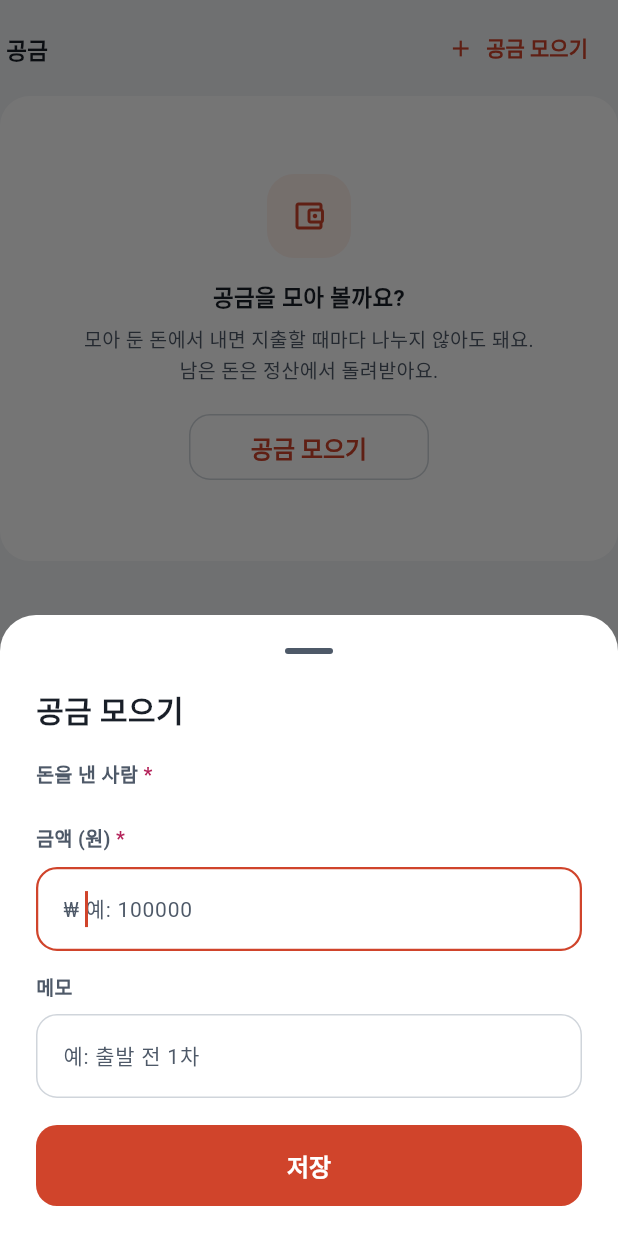
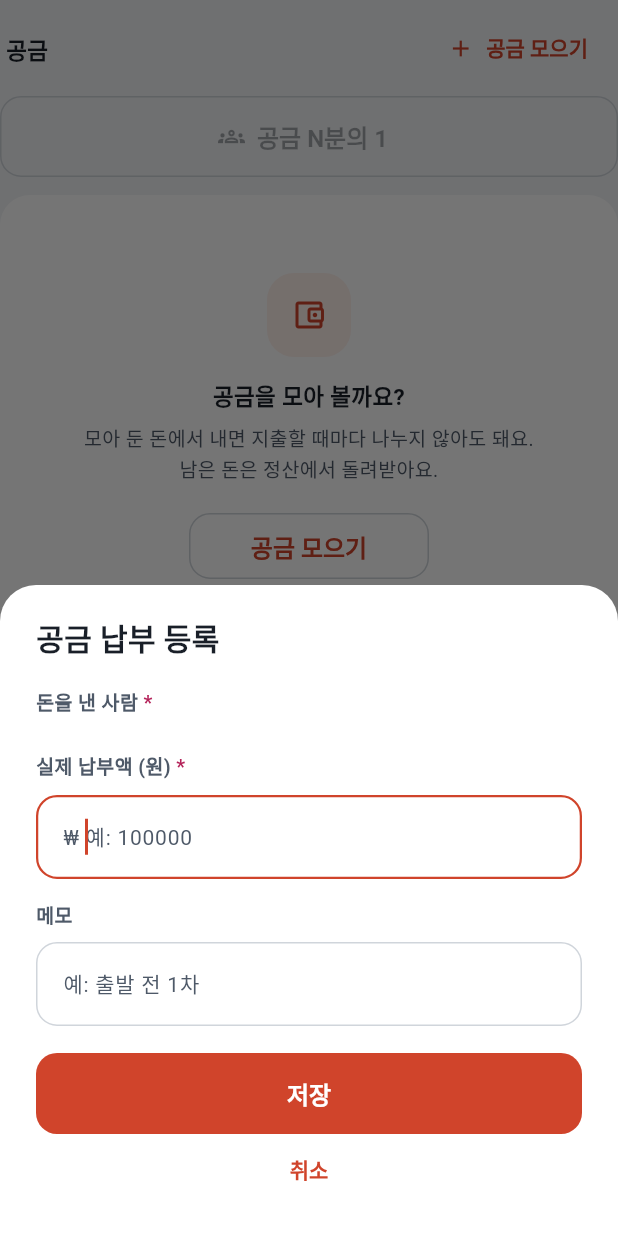
Before and after one commit to sasiljangnan2/Backpack_Crop, a Flutter app: the FundSection widget shown alone on an empty page, opened directly with empty values, after a tap on "공금 모으기", on a phone screen of 412 x 824 dp. Run offline on Flutter 3.47's test engine with Material 3 defaults, Android fonts, the phone set to English and light mode, and no system bars; our stand-ins replace camera, firebase_core, firebase_messaging, flutter_map, flutter_secure_storage, geolocator and 4 more; missing offline and left inert: google_mlkit_text_recognition; accounts and stored records are empty; network calls fail; Roboto replaces fonts that are missing (Pretendard).

Commit message:
feat: 공금 목표액 N분의 1과 납부 등록 추가

```diff
--- a/lib/features/expense/presentation/expense_form_screen.dart
+++ b/lib/features/expense/presentation/expense_form_screen.dart
@@ -1060,7 +1060,7 @@ class _ExpenseFormScreenState extends State<ExpenseFormScreen> {
         const SizedBox(height: 12),
         SegmentedButton<SplitMethod>(
           segments: const [
-            ButtonSegment(value: SplitMethod.equal, label: Text('균등')),
+            ButtonSegment(value: SplitMethod.equal, label: Text('N분의 1')),
             ButtonSegment(value: SplitMethod.item, label: Text('항목별')),
             ButtonSegment(value: SplitMethod.custom, label: Text('개별 금액')),
           ],
--- /dev/null
+++ b/lib/features/settlement/presentation/fund_contribution_sheet.dart
@@ -0,0 +1,236 @@
+import 'package:flutter/material.dart';
+import 'package:flutter/services.dart';
+
+import '../../../core/app_services.dart';
+import '../../../core/theme/app_colors.dart';
+import '../../../core/widgets/common.dart';
+import '../../trip/data/trip_models.dart';
+import '../data/settlement_models.dart';
+
+/// API가 돌려준 최신 공금으로 납부 현황을 갱신할 수 있게 한다.
+Future<Fund?> showFundContributionSheet(
+  BuildContext context, {
+  required TripDetail trip,
+  FundContribution? item,
+  TripMember? member,
+  int? suggestedKrw,
+}) => showModalBottomSheet<Fund>(
+  context: context,
+  isScrollControlled: true,
+  useSafeArea: true,
+  showDragHandle: false,
+  isDismissible: false,
+  enableDrag: false,
+  builder: (_) => _FundContributionSheet(
+    trip: trip,
+    item: item,
+    member: member,
+    suggestedKrw: suggestedKrw,
+  ),
+);
+
+class _FundContributionSheet extends StatefulWidget {
+  const _FundContributionSheet({
+    required this.trip,
+    this.item,
+    this.member,
+    this.suggestedKrw,
+  });
+
+  final TripDetail trip;
+  final FundContribution? item;
+  final TripMember? member;
+  final int? suggestedKrw;
+
+  @override
+  State<_FundContributionSheet> createState() => _FundContributionSheetState();
+}
+
+class _FundContributionSheetState extends State<_FundContributionSheet> {
+  late String _memberId =
+      widget.member?.memberId ??
+      widget.item?.member.memberId ??
+      widget.trip.myMemberId;
+  late final _amount = TextEditingController(
+    text: (widget.item?.amountKrw ?? widget.suggestedKrw)?.toString(),
+  );
+  late final _memo = TextEditingController(text: widget.item?.memo);
+  bool _busy = false;
+  String? _amountError;
+
+  @override
+  void dispose() {
+    _amount.dispose();
+    _memo.dispose();
+    super.dispose();
+  }
+
+  Future<void> _save() async {
+    final amount = int.tryParse(_amount.text);
+    if (amount == null || amount <= 0 || amount > 999999999999) {
+      setState(() => _amountError = '1원 이상, 12자리 이내로 입력해 주세요.');
+      return;
+    }
+    setState(() => _busy = true);
+    try {
+      final item = widget.item;
+      final memo = _memo.text.trim().isEmpty ? null : _memo.text.trim();
+      final fund = item == null
+          ? await services.expenses.addFundContribution(
+              widget.trip.id,
+              memberId: _memberId,
+              amountKrw: amount,
+              memo: memo,
+            )
+          : await services.expenses.updateFundContribution(
+              widget.trip.id,
+              item.id,
+              memberId: _memberId,
+              amountKrw: amount,
+              contributedOn: item.contributedOn,
+              memo: memo,
+            );
+      if (mounted) {
+        Navigator.pop(context, fund);
+      }
+    } catch (e) {
+      if (mounted) {
+        showError(context, e);
+      }
+    } finally {
+      if (mounted) {
+        setState(() => _busy = false);
+      }
+    }
+  }
+
+  Future<void> _delete() async {
+    setState(() => _busy = true);
+    try {
+      final fund = await services.expenses.deleteFundContribution(
+        widget.trip.id,
+        widget.item!.id,
+      );
+      if (mounted) {
+        Navigator.pop(context, fund);
+      }
+    } catch (e) {
+      if (mounted) {
+        showError(context, e);
+      }
+    } finally {
+      if (mounted) {
+        setState(() => _busy = false);
+      }
+    }
+  }
+
+  @override
+  Widget build(BuildContext context) {
+    return PopScope(
+      canPop: !_busy,
+      child: Padding(
+        padding: EdgeInsets.only(
+          bottom: MediaQuery.viewInsetsOf(context).bottom,
+        ),
+        child: SafeArea(
+          top: false,
+          child: SingleChildScrollView(
+            padding: const EdgeInsets.fromLTRB(24, 20, 24, 20),
+            child: Column(
+              crossAxisAlignment: CrossAxisAlignment.stretch,
+              children: [
+                Text(
+                  widget.item == null ? '공금 납부 등록' : '공금 수정',
+                  style: const TextStyle(
+                    fontSize: 20,
+                    fontWeight: FontWeight.w800,
+                  ),
+                ),
+                const SizedBox(height: 16),
+                const FieldLabel('돈을 낸 사람', required: true),
+                if (widget.member case final member?)
+                  ListTile(
+                    contentPadding: EdgeInsets.zero,
+                    leading: MemberAvatar(member.name),
+                    title: Text(member.name),
+                  )
+                else
+                  Wrap(
+                    spacing: 8,
+                    runSpacing: 8,
+                    children: [
+                      for (final member in widget.trip.members)
+                        ChoiceChip(
+                          selected: member.memberId == _memberId,
+                          showCheckmark: false,
+                          avatar: MemberAvatar(member.name, radius: 10),
+                          label: Text(
+                            member.isMe ? '${member.name} (나)' : member.name,
+                          ),
+                          onSelected: _busy
+                              ? null
+                              : (_) =>
+                                    setState(() => _memberId = member.memberId),
+                        ),
+                    ],
+                  ),
+                const SizedBox(height: 14),
+                const FieldLabel('실제 납부액 (원)', required: true),
+                TextField(
+                  key: const ValueKey('fund-contribution-amount'),
+                  controller: _amount,
+                  onChanged: (_) {
+                    if (_amountError != null) {
+                      setState(() => _amountError = null);
+                    }
+                  },
+                  enabled: !_busy,
+                  autofocus: widget.item == null && widget.member == null,
+                  keyboardType: TextInputType.number,
+                  inputFormatters: [
+                    FilteringTextInputFormatter.digitsOnly,
+                    LengthLimitingTextInputFormatter(12),
+                  ],
+                  decoration: InputDecoration(
+                    hintText: '예: 100000',
+                    errorText: _amountError,
+                    prefixText: '₩ ',
+                  ),
+                ),
+                const SizedBox(height: 14),
+                const FieldLabel('메모'),
+                TextField(
+                  controller: _memo,
+                  enabled: !_busy,
+                  maxLength: 100,
+                  decoration: const InputDecoration(
+                    hintText: '예: 출발 전 1차',
+                    counterText: '',
+                  ),
+                ),
+                const SizedBox(height: 18),
+                FilledButton(
+                  onPressed: _busy ? null : _save,
+                  child: Text(widget.member == null ? '저장' : '납부 저장'),
+                ),
+                TextButton(
+                  onPressed: _busy ? null : () => Navigator.pop(context),
+                  child: const Text('취소'),
+                ),
+                if (widget.item != null)
+                  TextButton(
+                    onPressed: _busy ? null : _delete,
+                    style: TextButton.styleFrom(
+                      foregroundColor: AppColors.error,
+                    ),
+                    child: const Text('삭제'),
+                  ),
+              ],
+            ),
+          ),
+        ),
+      ),
+    );
+  }
+}
--- a/lib/features/settlement/presentation/fund_section.dart
+++ b/lib/features/settlement/presentation/fund_section.dart
@@ -1,12 +1,12 @@
 import 'package:flutter/material.dart';
-import 'package:flutter/services.dart';
 
-import '../../../core/app_services.dart';
 import '../../../core/theme/app_colors.dart';
 import '../../../core/utils/format.dart';
 import '../../../core/widgets/common.dart';
 import '../../trip/data/trip_models.dart';
 import '../data/settlement_models.dart';
+import 'fund_contribution_sheet.dart';
+import 'fund_split_screen.dart';
 
 /// 예산 화면의 공금: 남은 금액, 예산과 비교, 사람별로 모은 돈, 모은 내역
 class FundSection extends StatelessWidget {
@@ -22,15 +22,33 @@ class FundSection extends StatelessWidget {
   final VoidCallback onChanged;
 
   Future<void> _edit(BuildContext context, {FundContribution? item}) async {
-    final saved = await showModalBottomSheet<bool>(
-      context: context,
-      isScrollControlled: true,
-      useSafeArea: true,
-      builder: (context) => _ContributionSheet(trip: trip, item: item),
+    final saved = await showFundContributionSheet(
+      context,
+      trip: trip,
+      item: item,
     );
-    if (saved == true) {
+    if (saved != null && context.mounted) {
       onChanged();
     }
+  }
+
+  Future<void> _split(BuildContext context) {
+    return Navigator.of(context).push<void>(
+      MaterialPageRoute(
+        builder: (_) => FundSplitScreen(
+          trip: trip,
+          fund: budget.fund,
+          initialTotalKrw: budget.hasUnconvertedItems
+              ? 0
+              : budget.totalBudgetKrw,
+          onContributionChanged: () {
+            if (context.mounted) {
+              onChanged();
+            }
+          },
+        ),
+      ),
+    );
   }
 
   @override
@@ -48,6 +66,12 @@ class FundSection extends StatelessWidget {
             label: const Text('공금 모으기'),
           ),
         ),
+        OutlinedButton.icon(
+          onPressed: trip.members.isEmpty ? null : () => _split(context),
+          icon: const Icon(Icons.groups_outlined),
+          label: const Text('공금 N분의 1'),
+        ),
+        const SizedBox(height: 12),
         if (collected == 0 && fund.spentKrw == 0)
           AppCard(
             child: EmptyView(
@@ -250,169 +274,3 @@ class _MemberRow extends StatelessWidget {
     );
   }
 }
-
-class _ContributionSheet extends StatefulWidget {
-  const _ContributionSheet({required this.trip, this.item});
-
-  final TripDetail trip;
-  final FundContribution? item;
-
-  @override
-  State<_ContributionSheet> createState() => _ContributionSheetState();
-}
-
-class _ContributionSheetState extends State<_ContributionSheet> {
-  late String _memberId =
-      widget.item?.member.memberId ?? widget.trip.myMemberId;
-  late final _amount = TextEditingController(
-    text: widget.item?.amountKrw.toString(),
-  );
-  late final _memo = TextEditingController(text: widget.item?.memo);
-  bool _busy = false;
-
-  @override
-  void dispose() {
-    _amount.dispose();
-    _memo.dispose();
-    super.dispose();
-  }
-
-  Future<void> _save() async {
-    final amount = int.tryParse(_amount.text);
-    if (amount == null || amount <= 0) {
-      showSnack(context, '모은 금액을 입력해 주세요.');
-      return;
-    }
-    setState(() => _busy = true);
-    try {
-      final item = widget.item;
-      final memo = _memo.text.trim().isEmpty ? null : _memo.text.trim();
-      if (item == null) {
-        await services.expenses.addFundContribution(
-          widget.trip.id,
-          memberId: _memberId,
-          amountKrw: amount,
-          memo: memo,
-        );
-      } else {
-        await services.expenses.updateFundContribution(
-          widget.trip.id,
-          item.id,
-          memberId: _memberId,
-          amountKrw: amount,
-          contributedOn: item.contributedOn,
-          memo: memo,
-        );
-      }
-      if (mounted) {
-        Navigator.pop(context, true);
-      }
-    } catch (e) {
-      if (mounted) {
-        showError(context, e);
-      }
-    } finally {
-      if (mounted) {
-        setState(() => _busy = false);
-      }
-    }
-  }
-
-  Future<void> _delete() async {
-    setState(() => _busy = true);
-    try {
-      await services.expenses.deleteFundContribution(
-        widget.trip.id,
-        widget.item!.id,
-      );
-      if (mounted) {
-        Navigator.pop(context, true);
-      }
-    } catch (e) {
-      if (mounted) {
-        showError(context, e);
-      }
-    } finally {
-      if (mounted) {
-        setState(() => _busy = false);
-      }
-    }
-  }
-
-  @override
-  Widget build(BuildContext context) {
-    return Padding(
-      padding: EdgeInsets.only(bottom: MediaQuery.viewInsetsOf(context).bottom),
-      child: SafeArea(
-        top: false,
-        child: SingleChildScrollView(
-          padding: const EdgeInsets.fromLTRB(24, 0, 24, 20),
-          child: Column(
-            crossAxisAlignment: CrossAxisAlignment.stretch,
-            children: [
-              Text(
-                widget.item == null ? '공금 모으기' : '공금 수정',
-                style: const TextStyle(
-                  fontSize: 20,
-                  fontWeight: FontWeight.w800,
-                ),
-              ),
-              const SizedBox(height: 16),
-              const FieldLabel('돈을 낸 사람', required: true),
-              Wrap(
-                spacing: 8,
-                runSpacing: 8,
-                children: [
-                  for (final member in widget.trip.members)
-                    ChoiceChip(
-                      selected: member.memberId == _memberId,
-                      showCheckmark: false,
-                      avatar: MemberAvatar(member.name, radius: 10),
-                      label: Text(
-                        member.isMe ? '${member.name} (나)' : member.name,
-                      ),
-                      onSelected: (_) =>
-                          setState(() => _memberId = member.memberId),
-                    ),
-                ],
-              ),
-              const SizedBox(height: 14),
-              const FieldLabel('금액 (원)', required: true),
-              TextField(
-                controller: _amount,
-                autofocus: widget.item == null,
-                keyboardType: TextInputType.number,
-                inputFormatters: [FilteringTextInputFormatter.digitsOnly],
-                decoration: const InputDecoration(
-                  hintText: '예: 100000',
-                  prefixText: '₩ ',
-                ),
-              ),
-              const SizedBox(height: 14),
-              const FieldLabel('메모'),
-              TextField(
-                controller: _memo,
-                maxLength: 100,
-                decoration: const InputDecoration(
-                  hintText: '예: 출발 전 1차',
-                  counterText: '',
-                ),
-              ),
-              const SizedBox(height: 18),
-              FilledButton(
-                onPressed: _busy ? null : _save,
-                child: const Text('저장'),
-              ),
-              if (widget.item != null)
-                TextButton(
-                  onPressed: _busy ? null : _delete,
-                  style: TextButton.styleFrom(foregroundColor: AppColors.error),
-                  child: const Text('삭제'),
-                ),
-            ],
-          ),
-        ),
-      ),
-    );
-  }
-}
```
Also changed, not shown: lib/features/settlement/presentation/fund_split_screen.dart (added, +233 -0 lines), 1 other file.
